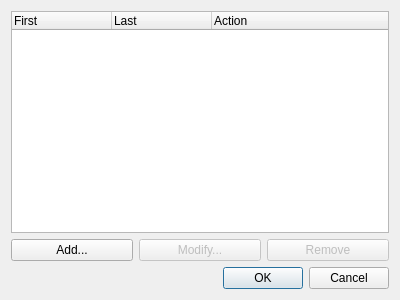
0xd34df00d/leechcraft, file src/plugins/bittorrent/ipfilterdialog.ui: the form before one commit.
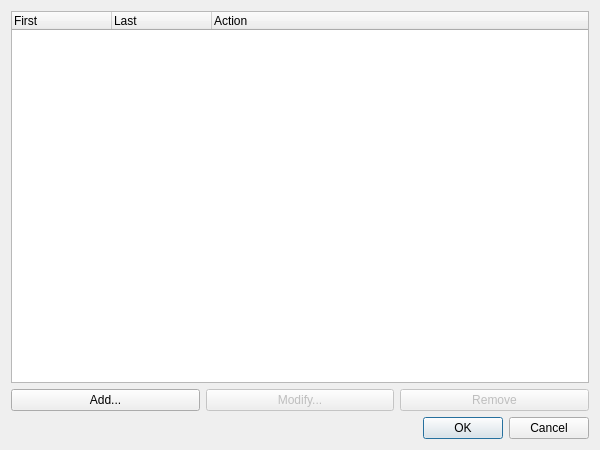
The form after the commit. Icons and pictures are not drawn.

Commit message: [BT] Add icons for dialogs buttons

The edit to the form file:
```diff
--- a/src/plugins/bittorrent/ipfilterdialog.ui
+++ b/src/plugins/bittorrent/ipfilterdialog.ui
@@ -6,8 +6,8 @@
    <rect>
     <x>0</x>
     <y>0</y>
-    <width>400</width>
-    <height>300</height>
+    <width>600</width>
+    <height>450</height>
    </rect>
   </property>
   <property name="windowTitle">
```
Left out of the diff: 9 changed lines with no effect on the pictures. The commit also changes 5 other files.
